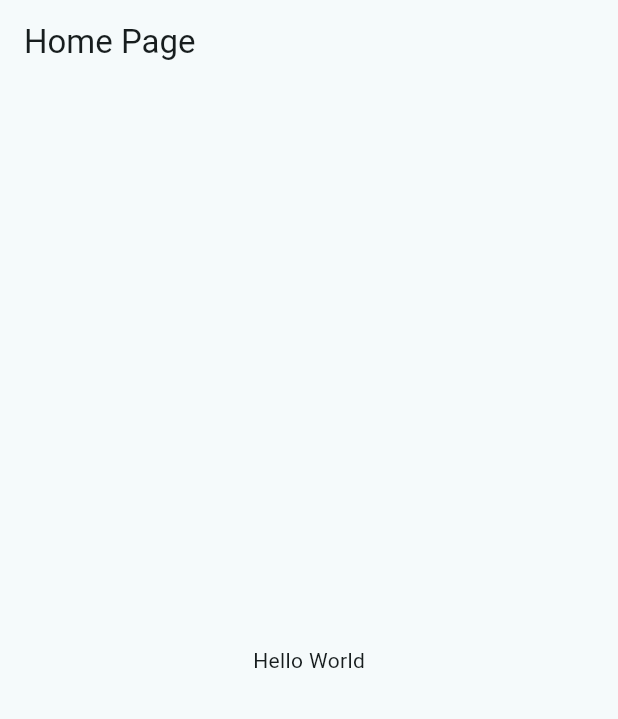
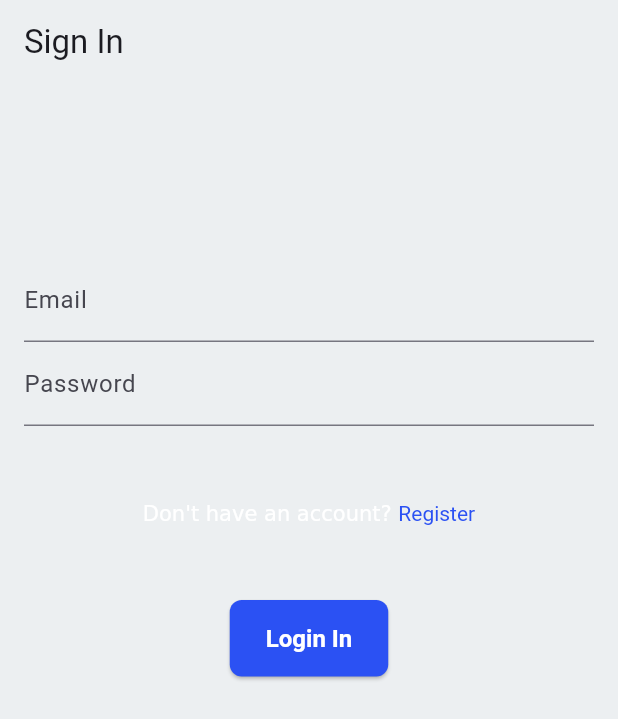
Before and after one commit to actuponit/todo_chat_app, a Flutter app: the screen it shows after launch, on a phone screen of 412 x 824 dp. Shown: the top 719 px of the screen. Run offline on Flutter 3.47's test engine with Material 3 defaults, Android fonts, the phone set to English and light mode, and no system bars; our stand-ins replace bloc, dartz, equatable, firebase_auth, firebase_core, firebase_database and 2 more; accounts and stored records are empty; Roboto replaces fonts that are missing (Poppins).

Commit message:
Auth feature completed

```diff
--- a/lib/core/app.dart
+++ b/lib/core/app.dart
@@ -1,6 +1,9 @@
 import 'package:flutter/material.dart';
+import 'package:flutter_bloc/flutter_bloc.dart';
 
-import 'home_page.dart';
+import '../features/auth/presentation/blocs/bloc/auth_bloc.dart';
+import '../features/auth/presentation/screens/login_screen.dart';
+import '../injection_container.dart';
 import 'routes.dart';
 
 class MyApp extends StatelessWidget {
@@ -8,21 +11,54 @@ class MyApp extends StatelessWidget {
 
   @override
   Widget build(BuildContext context) {
-    return MaterialApp(
-      title: 'Flutter interface',
+    return MultiBlocProvider(
+      providers: [
+        BlocProvider<AuthBloc>(
+          create: (_) => locator<AuthBloc>()..add(AuthStarted()),
+        ),
+      ],
+      child: MaterialApp(
+        title: 'Todo and Chat app',
         onGenerateRoute: generateRoute,
-      home: const HomePage(),
+        home: const LogInScreen(),
         theme: ThemeData(
-        colorScheme: ColorScheme.fromSeed(seedColor: Colors.white),
+            colorScheme: ColorScheme.fromSeed(
+            seedColor: const Color.fromRGBO(43, 81, 243, 1),
+            error: Colors.redAccent,
+            primary: const Color.fromRGBO(43, 81, 243, 1),
+            secondary: Colors.lightBlueAccent,
+            surface: Colors.blueGrey[50],
+          ),
+          elevatedButtonTheme: ElevatedButtonThemeData(
+            style: ElevatedButton.styleFrom(
+              backgroundColor: const Color.fromRGBO(43, 81, 243, 1),
+              foregroundColor: Colors.white,
+              textStyle: const TextStyle(
+                fontSize: 16.0,
+                fontWeight: FontWeight.w600,
+              ),
+              padding: const EdgeInsets.symmetric(vertical: 16.0, horizontal: 24.0),
+              shape: RoundedRectangleBorder(
+                borderRadius: BorderRadius.circular(8.0),
+              ),
+            ),
+          ),
           primaryColor: const Color.fromRGBO(43, 81, 243, 1),
           fontFamily: 'Poppins',
           textTheme: const TextTheme(
-          labelMedium: TextStyle(fontSize: 16.0, color: Color.fromARGB(255, 111, 111, 111), height: 1.5),
-          labelSmall: TextStyle(fontSize: 15.0, color: Color.fromARGB(255, 136, 136, 136), height: 1.5),
+            labelMedium: TextStyle(
+                fontSize: 16.0,
+                color: Color.fromARGB(255, 111, 111, 111),
+                height: 1.5),
+            labelSmall: TextStyle(
+                fontSize: 15.0,
+                color: Color.fromARGB(255, 136, 136, 136),
+                height: 1.5),
           ),
           useMaterial3: true,
         ),
         debugShowCheckedModeBanner: false,
+      ),
     );
   }
 }
--- a/lib/features/auth/data/repositories/user_repository_impl.dart
+++ b/lib/features/auth/data/repositories/user_repository_impl.dart
@@ -30,12 +30,12 @@ class UserRepositoryImpl extends UserRepository{
       return Right(await datasource.login(email, password));
     } on firebase_auth.FirebaseAuthException catch (e) {
       if (e.code == 'user-not-found') {
-        return const Left(FirebaseFailure('No user found for that email.'));
+        return const Left(FirebaseFailure('Firebase Error: No user found for that email.'));
       } else if (e.code == 'wrong-password') {
-        return const Left(FirebaseFailure('Wrong password provided for that user.'));
+        return const Left(FirebaseFailure('Firebase Error: Wrong password provided for that user.'));
       }
       print(e);
-      return Left(FirebaseFailure('Firebase Error: Login Error occured: ${e.message}'));
+      return Left(FirebaseFailure('${e.message}'));
     } on MyFirebaseAuthException catch(e) {
       return Left(FirebaseFailure(e.toString()));
     } catch (e) {
@@ -66,7 +66,7 @@ class UserRepositoryImpl extends UserRepository{
         return const Left(FirebaseFailure('Firebase Error: Email already in use.'));
       }
       print(e);
-      return Left(FirebaseFailure('Firebase Error: ${e.message}'));
+      return Left(FirebaseFailure('${e.message}'));
     } on MyFirebaseAuthException catch(e) {
       return Left(FirebaseFailure(e.toString()));
     } catch (e) {
--- a/lib/features/auth/domain/usecases/logout.dart
+++ b/lib/features/auth/domain/usecases/logout.dart
@@ -9,7 +9,7 @@ class Logout extends UseCase {
   Logout(this.repository);
 
   @override
-  Future<Either<Failure, dynamic>> call(params) {
+  Future<Either<Failure, void>> call(params) {
     return repository.logout();
   }
 
--- /dev/null
+++ b/lib/features/auth/presentation/blocs/bloc/auth_bloc.dart
@@ -0,0 +1,63 @@
+import 'package:bloc/bloc.dart';
+import 'package:equatable/equatable.dart';
+
+import '../../../../../core/usecases/usecase.dart';
+import '../../../domain/entities/user.dart';
+import '../../../domain/usecases/get_user.dart';
+import '../../../domain/usecases/login.dart';
+import '../../../domain/usecases/logout.dart';
+import '../../../domain/usecases/register.dart';
+
+part 'auth_event.dart';
+part 'auth_state.dart';
+
+class AuthBloc extends Bloc<AuthEvent, AuthState> {
+  final GetUser getUserUsecase;
+  final Login loginUsecase;
+  final Register registerUsecase;
+  final Logout logoutUsecase;
+
+  AuthBloc({
+    required this.getUserUsecase,
+    required this.loginUsecase,
+    required this.registerUsecase,
+    required this.logoutUsecase,
+    }) : super(AuthInitial()) {
+    on<AuthStarted>((event, emit) async {
+      emit(AuthLoading());
+      final res = await getUserUsecase(NoParams());
+      res.fold(
+        (failure) => emit(AuthUnauthenticated()),
+        (user) => emit(AuthAuthenticated(user)),
+      );
+    });
+
+    on<AuthLoginStarted>((event, emit) async {
+      emit(AuthLoading());
+      final res = await loginUsecase(LoginParams(email: event.email, password: event.password));
+      res.fold(
+        (failure) => emit(AuthError(failure.message)),
+        (user) => emit(AuthAuthenticated(user)),
+      );
+    });
+
+    on<AuthRegisterStarted>((event, emit) async {
+      emit(AuthLoading());
+      final user = User(id: '', email: event.email, name: event.name, password: event.password);
+      final res = await registerUsecase(RegisterParams(user: user));
+      res.fold(
+        (failure) => emit(AuthError(failure.message)),
+        (user) => emit(AuthAuthenticated(user)),
+      );
+    });
+
+    on<AuthLogoutStarted>((event, emit) async {
+      emit(AuthLoading());
+      final res = await logoutUsecase(NoParams());
+      res.fold(
+        (failure) => emit(AuthError(failure.message)),
+        (_) => emit(AuthUnauthenticated()),
+      );
+    });
+  }
+}
--- /dev/null
+++ b/lib/features/auth/presentation/blocs/bloc/auth_event.dart
@@ -0,0 +1,33 @@
+part of 'auth_bloc.dart';
+
+sealed class AuthEvent extends Equatable {
+  const AuthEvent();
+
+  @override
+  List<Object> get props => [];
+}
+
+final class AuthStarted extends AuthEvent {}
+
+final class AuthLoginStarted extends AuthEvent {
+  final String email;
+  final String password;
+
+  const AuthLoginStarted(this.email, this.password);
+
+  @override
+  List<Object> get props => [email, password];
+}
+
+final class AuthRegisterStarted extends AuthEvent {
+  final String email;
+  final String password;
+  final String name;
+
+  const AuthRegisterStarted(this.email, this.password, this.name);
+
+  @override
+  List<Object> get props => [email, password, name];
+}
+
+final class AuthLogoutStarted extends AuthEvent {}
--- /dev/null
+++ b/lib/features/auth/presentation/blocs/bloc/auth_state.dart
@@ -0,0 +1,32 @@
+part of 'auth_bloc.dart';
+
+sealed class AuthState extends Equatable {
+  const AuthState();
+
+  @override
+  List<Object> get props => [];
+}
+
+final class AuthInitial extends AuthState {}
+
+final class AuthLoading extends AuthState {}
+
+final class AuthAuthenticated extends AuthState {
+  final User user;
+
+  const AuthAuthenticated(this.user);
+
+  @override
+  List<Object> get props => [user];
+}
+
+final class AuthUnauthenticated extends AuthState {}
+
+final class AuthError extends AuthState {
+  final String message;
+
+  const AuthError(this.message);
+
+  @override
+  List<Object> get props => [message];
+}
--- /dev/null
+++ b/lib/features/auth/presentation/screens/login_screen.dart
@@ -0,0 +1,157 @@
+import 'dart:async';
+
+import 'package:flutter/gestures.dart';
+import 'package:flutter/material.dart';
+import 'package:flutter_bloc/flutter_bloc.dart';
+
+import '../blocs/bloc/auth_bloc.dart';
+
+
+class LogInScreen extends StatefulWidget {
+  const LogInScreen({super.key});
+
+  @override
+  State<LogInScreen> createState() => _LogInScreenState();
+}
+
+class _LogInScreenState extends State<LogInScreen> {
+  Timer? debounce;
+  final TextEditingController emailController = TextEditingController();
+  final TextEditingController passwordController = TextEditingController();
+
+  @override
+  void initState() {
+    super.initState();
+    emailController.addListener(_onEmailChanged);
+    passwordController.addListener(_onPasswordChanged);
+  }
+
+  void _onEmailChanged() {
+    if (debounce?.isActive ?? false) debounce?.cancel();
+    debounce = Timer(const Duration(milliseconds: 500), () {
+      // context.read<SignInCubit>().emailChanged(emailController.text);
+    });
+  }
+
+  void _onPasswordChanged() {
+    // context.read<SignInCubit>().passwordChanged(passwordController.text);
+  }
+
+  @override
+  void dispose() {
+    emailController.dispose();
+    passwordController.dispose();
+    debounce?.cancel();
+    super.dispose();
+  }
+
+  @override
+  Widget build(BuildContext context) {
+    return Scaffold(
+      appBar: AppBar(
+        title: const Text('Sign In'),
+      ),
+      body: BlocConsumer<AuthBloc, AuthState>(
+        listener: (context, state) {
+          if (state is AuthError) {
+            ScaffoldMessenger.of(context)
+              ..hideCurrentSnackBar()
+              ..showSnackBar(
+                SnackBar(
+                  content: Text(state.message),
+                  backgroundColor: Theme.of(context).colorScheme.error,
+                ),
+              );
+          }
+          if (state is AuthAuthenticated) {
+            ScaffoldMessenger.of(context)
+              ..hideCurrentSnackBar()
+              ..showSnackBar(
+                SnackBar(
+                  content: const Text('User Logged in'),
+                  backgroundColor: Theme.of(context).colorScheme.primary,
+                ),
+              );
+            Navigator.of(context).pushReplacementNamed('home');
+          }
+        },
+        builder: (context, state) {
+          return Padding(
+            padding: const EdgeInsets.all(16.0),
+            child: Column(
+              mainAxisSize: MainAxisSize.max,
+              children: [
+                const SizedBox(height: 100,),
+                TextFormField(
+                  key: const Key('signIn_emailInput_textField'),
+                  controller: emailController,
+                  decoration: const InputDecoration(
+                    labelText: 'Email',
+                    errorText: null,
+                  ),
+
+                  onChanged: (String value) {
+                    if (debounce?.isActive ?? false) debounce?.cancel();
+                    debounce = Timer(const Duration(milliseconds: 500), () {
+                      // context.read<SignInCubit>().emailChanged(value);
+                    });
+                  },
+                ),
+                TextFormField(
+                  key: const Key('signIn_passwordInput_textField'),
+                  controller: passwordController,
+                  obscureText: true,
+                  decoration: const InputDecoration(
+                    labelText: 'Password',
+                    errorText: null,
+                  ),
+                  onChanged: (String value) {
+                    // context.read<SignInCubit>().passwordChanged(value);
+                  },
+                ),
+                const SizedBox(height: 50.0),
+                RichText(text: TextSpan(
+                  text: 'Don\'t have an account? ',
+                  children: [
+                    TextSpan(
+                      text: 'Register',
+                      recognizer: TapGestureRecognizer()
+                        ..onTap = () {
+                          Navigator.of(context).pushReplacementNamed('register');
+                        },
+                      style: TextStyle(color: Theme.of(context).colorScheme.primary),
+                      )
+                  ],
+                )),
+                const SizedBox(height: 50.0),
+                ElevatedButton(
+                  key: const Key('signIn_continue_elevatedButton'),
+                  onPressed: () {
+                    final email = emailController.text;
+                    final password = passwordController.text;
+                    if (state is AuthLoading) return;
+                    if (email.isEmpty || password.isEmpty) {
+                      ScaffoldMessenger.of(context)
+                        ..hideCurrentSnackBar()
+                        ..showSnackBar(
+                          SnackBar(
+                            backgroundColor: Theme.of(context).colorScheme.error,
+                            content: const Text('Please fill in all fields.'),
+                          ),
+                        );
+                      return;
+                    }
+                    context.read<AuthBloc>().add(AuthLoginStarted(email, password));
+                  },
+                  child: state is AuthLoading
+                    ? const CircularProgressIndicator(color: Colors.white,)
+                    : const Text('Login In'),
+                ),
+              ],
+            ),
+          );
+        },
+      ),
+    );
+  }
+}
--- a/lib/main.dart
+++ b/lib/main.dart
@@ -3,11 +3,13 @@ import 'package:flutter/material.dart';
 
 import 'core/app.dart';
 import 'firebase_options.dart';
+import 'injection_container.dart';
 
 void main() async {
   WidgetsFlutterBinding.ensureInitialized();
   await Firebase.initializeApp(
     options: DefaultFirebaseOptions.currentPlatform,
   );
+  await init();
   runApp(const MyApp());
 }
--- a/pubspec.yaml
+++ b/pubspec.yaml
@@ -10,6 +10,7 @@ environment:
   sdk: ^3.5.3
 
 dependencies:
+  bloc: ^8.1.4
   dartz: ^0.10.1
   equatable: ^2.0.5
   firebase_auth: ^5.3.1
```
Also changed, not shown: lib/core/home_page.dart (+34 -7 lines), lib/core/routes.dart (+35 -16 lines), lib/features/auth/presentation/screens/signup_screen.dart (added, +170 -0 lines), lib/injection_container.dart (added, +37 -0 lines), pubspec.lock. Lines whose indentation alone changed are shown as unchanged.
